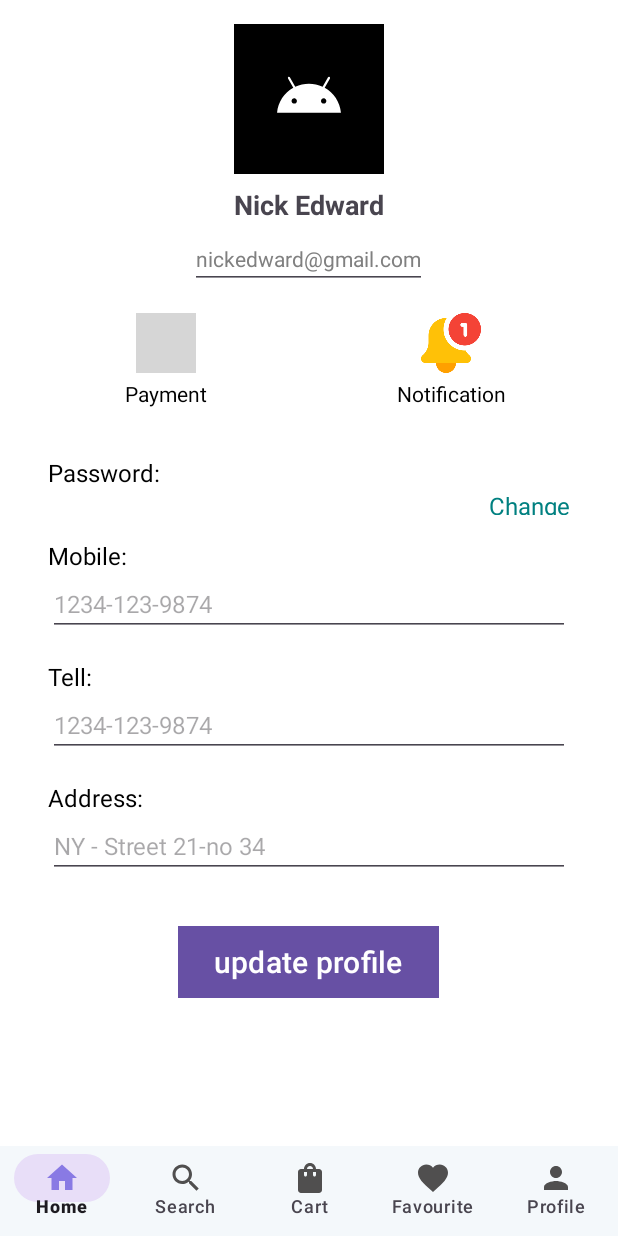
After one commit to tassneam/ecommerce_app, an Android app: the ProfileFragment screen opened through its navigation route, on a phone screen of 412 x 824 dp. The commit adds this screen. Run offline under Robolectric (Android 15) with nearby library versions, the phone set to English and light mode, and no system bars; our stand-ins replace Firebase (no records; nobody signed in at launch, a user with empty details on screens opened directly), Room's generated code, navigation-ui; pictures from the network do not load; grey boxes are pictures that could not be loaded.

Commit message:
add profile fragment

```diff
--- /dev/null
+++ b/app/src/main/java/com/example/ecommerce_app/fragments/shopping/ProfileFragment.kt
@@ -0,0 +1,20 @@
+package com.example.ecommerce_app.fragments.shopping
+
+import android.os.Bundle
+import androidx.fragment.app.Fragment
+import android.view.LayoutInflater
+import android.view.View
+import android.view.ViewGroup
+import com.example.ecommerce_app.databinding.FragmentProfileBinding
+
+class ProfileFragment : Fragment() {
+    lateinit var binding: FragmentProfileBinding
+    override fun onCreateView(
+        inflater: LayoutInflater, container: ViewGroup?,
+        savedInstanceState: Bundle?
+    ): View? {
+        binding = FragmentProfileBinding.inflate(layoutInflater)
+        return binding.root
+    }
+
+}
--- a/app/src/main/java/com/example/ecommerce_app/fragments/shopping/SettingFragment.kt
+++ b/app/src/main/java/com/example/ecommerce_app/fragments/shopping/SettingFragment.kt
@@ -6,6 +6,8 @@ import android.view.LayoutInflater
 import android.view.View
 import android.view.ViewGroup
 import androidx.fragment.app.Fragment
+import androidx.navigation.fragment.findNavController
+import com.example.ecommerce_app.R
 import com.example.ecommerce_app.activities.Cart
 import com.example.ecommerce_app.activities.SignInActivity
 import com.example.ecommerce_app.databinding.FragmentSettingBinding
@@ -43,5 +45,8 @@ class SettingFragment : Fragment() {
             val intent = Intent(requireContext(), Cart::class.java)
             startActivity(intent)
         }
+        binding.editPersonalDetails.setOnClickListener {
+            findNavController().navigate(R.id.action_settingFragment_to_profileFragment)
+        }
     }
 }
--- /dev/null
+++ b/app/src/main/res/layout/fragment_profile.xml
@@ -0,0 +1,182 @@
+<?xml version="1.0" encoding="utf-8"?>
+<LinearLayout xmlns:android="http://schemas.android.com/apk/res/android"
+    android:layout_width="match_parent"
+    android:layout_height="match_parent"
+    android:orientation="vertical"
+    android:background="@color/white"
+    android:padding="16dp">
+    <LinearLayout
+        android:layout_width="match_parent"
+        android:layout_height="wrap_content"
+        android:orientation="vertical"
+        android:gravity="center"
+        android:layout_marginBottom="16dp">
+
+        <ImageView
+            android:id="@+id/profile_image"
+            android:layout_width="100dp"
+            android:layout_height="100dp"
+            android:src="@drawable/ic_launcher_foreground"
+            android:background="@color/black"
+            android:layout_gravity="center"
+            android:scaleType="centerCrop" />
+
+        <TextView
+            android:id="@+id/user_name"
+            android:layout_width="wrap_content"
+            android:layout_height="wrap_content"
+            android:layout_gravity="center"
+            android:layout_marginTop="8dp"
+            android:text="Nick Edward"
+            android:textSize="18sp"
+            android:textStyle="bold" />
+
+        <EditText
+            android:id="@+id/user_email"
+            android:layout_width="wrap_content"
+            android:layout_height="wrap_content"
+            android:text="nickedward@gmail.com"
+            android:textSize="14sp"
+            android:textColor="#808080"
+            android:layout_gravity="center"
+            android:layout_marginTop="4dp" />
+    </LinearLayout>
+
+
+    <LinearLayout
+        android:layout_width="match_parent"
+        android:layout_height="wrap_content"
+        android:orientation="horizontal"
+        android:gravity="center"
+        android:layout_marginBottom="16dp">
+
+        <LinearLayout
+            android:layout_width="0dp"
+            android:layout_height="wrap_content"
+            android:layout_weight="1"
+            android:orientation="vertical"
+            android:gravity="center">
+
+            <ImageView
+                android:layout_width="40dp"
+                android:layout_height="40dp"
+                android:src="@drawable/bills" />
+
+            <TextView
+                android:layout_width="wrap_content"
+                android:layout_height="wrap_content"
+                android:text="Payment"
+                android:textSize="14sp"
+                android:textColor="#000000"
+                android:layout_marginTop="4dp" />
+        </LinearLayout>
+
+
+
+        <LinearLayout
+            android:layout_width="0dp"
+            android:layout_height="wrap_content"
+            android:layout_weight="1"
+            android:orientation="vertical"
+            android:gravity="center">
+
+            <ImageView
+                android:layout_width="40dp"
+                android:layout_height="40dp"
+                android:src="@drawable/notify" />
+
+            <TextView
+                android:layout_width="wrap_content"
+                android:layout_height="wrap_content"
+                android:text="Notification"
+                android:textSize="14sp"
+                android:textColor="#000000"
+                android:layout_marginTop="4dp" />
+        </LinearLayout>
+    </LinearLayout>
+
+    <LinearLayout
+        android:layout_width="match_parent"
+        android:layout_height="wrap_content"
+        android:orientation="vertical"
+        android:padding="16dp"
+        android:elevation="4dp">
+
+        <TextView
+            android:layout_width="wrap_content"
+            android:layout_height="wrap_content"
+            android:text="Password:"
+            android:textSize="16sp"
+            android:textColor="#000000" />
+
+
+        <TextView
+            android:id="@+id/password"
+            android:layout_width="wrap_content"
+            android:layout_height="17dp"
+            android:layout_gravity="end"
+            android:layout_marginBottom="16dp"
+            android:text="Change"
+            android:textColor="#008080"
+            android:textSize="16sp" />
+
+
+        <TextView
+            android:layout_width="wrap_content"
+            android:layout_height="wrap_content"
+            android:text="Mobile:"
+            android:textSize="16sp"
+            android:textColor="#000000" />
+
+        <EditText
+            android:id="@+id/mobile"
+            android:layout_width="match_parent"
+            android:layout_height="wrap_content"
+            android:hint="1234-123-9874"
+            android:textSize="16sp"
+            android:textColor="#808080"
+            android:layout_marginBottom="16dp" />
+
+        <TextView
+            android:layout_width="wrap_content"
+            android:layout_height="wrap_content"
+            android:text="Tell:"
+            android:textSize="16sp"
+            android:textColor="#000000" />
+
+        <EditText
+            android:id="@+id/tell"
+            android:layout_width="match_parent"
+            android:layout_height="wrap_content"
+            android:hint="1234-123-9874"
+            android:textSize="16sp"
+            android:textColor="#808080"
+            android:layout_marginBottom="16dp" />
+
+        <TextView
+            android:layout_width="wrap_content"
+            android:layout_height="wrap_content"
+            android:text="Address:"
+            android:textSize="16sp"
+            android:textColor="#000000" />
+
+        <EditText
+            android:id="@+id/address"
+            android:layout_width="match_parent"
+            android:layout_height="wrap_content"
+            android:hint="NY - Street 21-no 34"
+            android:textSize="16sp"
+            android:textColor="#808080"
+            android:layout_marginBottom="16dp" />
+
+    </LinearLayout>
+    <Button
+        android:layout_width="wrap_content"
+        android:layout_height="wrap_content"
+        android:layout_gravity="center"
+        android:text="update profile"
+        android:textSize="20sp"
+        android:background="#897AE4"
+        >
+    </Button>
+</LinearLayout>
--- a/app/src/main/res/layout/fragment_setting.xml
+++ b/app/src/main/res/layout/fragment_setting.xml
@@ -44,6 +44,7 @@
                 android:layout_height="wrap_content"
                 android:text="Edit personal details"
                 android:textSize="14sp"
+                android:textStyle="bold"
                 android:textColor="@android:color/darker_gray"/>
 
         </LinearLayout>
--- a/app/src/main/res/navigation/shopping_graph.xml
+++ b/app/src/main/res/navigation/shopping_graph.xml
@@ -116,5 +116,18 @@
         <action
             android:id="@+id/action_settingFragment_to_searchFragment"
             app:destination="@id/searchFragment" />
+        <action
+            android:id="@+id/action_settingFragment_to_profileFragment"
+            app:destination="@id/profileFragment" />
     </fragment>
+    <fragment
+        android:id="@+id/profileFragment"
+        tools:layout="@layout/fragment_profile"
+        android:name="com.example.ecommerce_app.fragments.shopping.ProfileFragment"
+        android:label="ProfileFragment" >
+        <action
+            android:id="@+id/action_profileFragment_to_settingFragment"
+            app:destination="@id/settingFragment" />
+    </fragment>
+
 </navigation>
```
